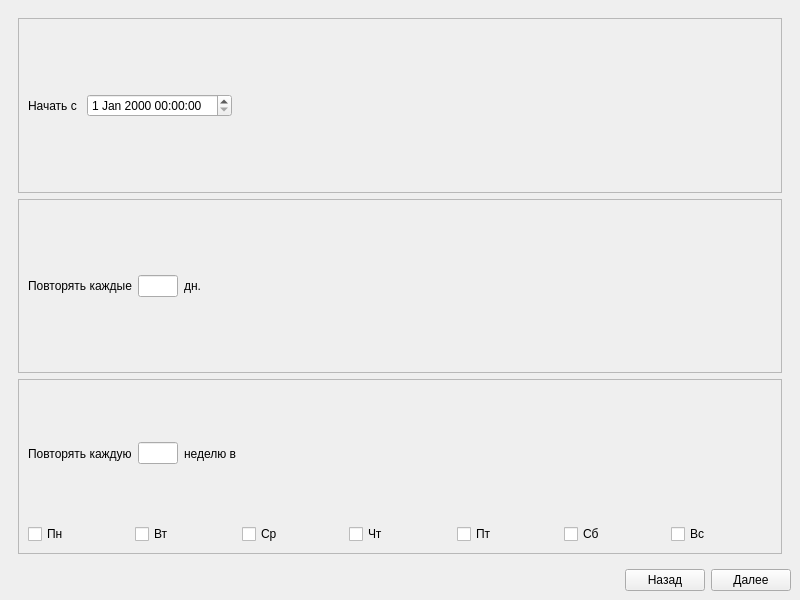
Before: the Qt Designer form Scheduler/mainwindow.ui in Tivlas/task-scheduler, drawn with Qt 5.
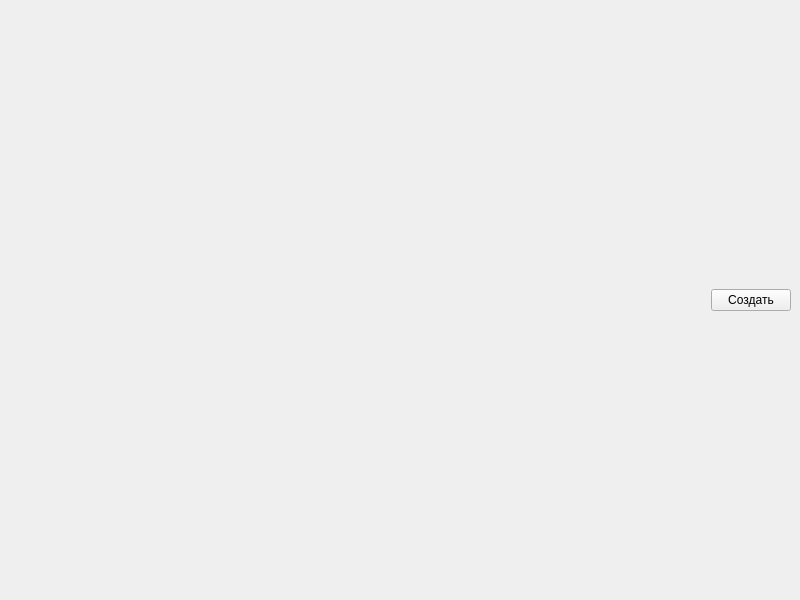
After: the same form once the commit is applied. The open tabs and pages were chosen to show the change.

Diff of the .ui file:
```diff
--- a/Scheduler/mainwindow.ui
+++ b/Scheduler/mainwindow.ui
@@ -16,436 +16,6 @@
   <widget class="QWidget" name="centralwidget">
    <layout class="QGridLayout" name="gridLayout_9">
     <item row="0" column="0">
-     <widget class="QStackedWidget" name="pages">
-      <widget class="QWidget" name="taskNamePage">
-       <layout class="QGridLayout" name="gridLayout_2">
-        <item row="0" column="0">
-         <layout class="QVBoxLayout" name="verticalLayout">
-          <item>
-           <layout class="QHBoxLayout" name="horizontalLayout">
-            <item>
-             <widget class="QLabel" name="label">
-              <property name="text">
-               <string>Имя:</string>
-              </property>
-             </widget>
-            </item>
-            <item>
-             <widget class="QLineEdit" name="nameLineEdit">
-              <property name="maxLength">
-               <number>30</number>
-              </property>
-              <property name="placeholderText">
-               <string>Введите имя задачи</string>
-              </property>
-             </widget>
-            </item>
-           </layout>
-          </item>
-          <item>
-           <layout class="QHBoxLayout" name="horizontalLayout_4">
-            <item>
-             <widget class="QLabel" name="label_4">
-              <property name="text">
-               <string>Описание</string>
-              </property>
-             </widget>
-            </item>
-            <item>
-             <widget class="QTextEdit" name="taskDescriptionTextEdit">
-              <property name="placeholderText">
-               <string>Описание</string>
-              </property>
-             </widget>
-            </item>
-           </layout>
-          </item>
-         </layout>
-        </item>
-       </layout>
-      </widget>
-      <widget class="QWidget" name="triggerPage">
-       <layout class="QGridLayout" name="gridLayout_4">
-        <item row="0" column="0">
-         <widget class="QGroupBox" name="groupBox">
-          <property name="title">
-           <string>Выберите частоту выполнения задачи</string>
-          </property>
-          <layout class="QGridLayout" name="gridLayout_3">
-           <item row="2" column="0">
-            <widget class="QRadioButton" name="weeklyRadioButton">
-             <property name="text">
-              <string>Еженедельно</string>
-             </property>
-            </widget>
-           </item>
-           <item row="0" column="0">
-            <widget class="QRadioButton" name="onceRadioButton">
-             <property name="text">
-              <string>Единожды</string>
-             </property>
-            </widget>
-           </item>
-           <item row="1" column="0">
-            <widget class="QRadioButton" name="dailyRadioButton">
-             <property name="text">
-              <string>Ежедневно</string>
-             </property>
-            </widget>
-           </item>
-          </layout>
-         </widget>
-        </item>
-       </layout>
-      </widget>
-      <widget class="QWidget" name="configTaskPage">
-       <layout class="QGridLayout" name="gridLayout_5">
-        <item row="2" column="0">
-         <widget class="QFrame" name="weeklyFrame">
-          <property name="frameShape">
-           <enum>QFrame::StyledPanel</enum>
-          </property>
-          <property name="frameShadow">
-           <enum>QFrame::Raised</enum>
-          </property>
-          <layout class="QGridLayout" name="gridLayout_11">
-           <item row="0" column="0">
-            <layout class="QVBoxLayout" name="weeklyLayout">
-             <item>
-              <layout class="QHBoxLayout" name="horizontalLayout_7">
-               <item>
-                <widget class="QLabel" name="label_8">
-                 <property name="text">
-                  <string>Повторять каждую</string>
-                 </property>
-                </widget>
-               </item>
-               <item>
-                <widget class="QLineEdit" name="everyNthWeekLineEdit">
-                 <property name="maximumSize">
-                  <size>
-                   <width>40</width>
-                   <height>16777215</height>
-                  </size>
-                 </property>
-                 <property name="inputMask">
-                  <string>00</string>
-                 </property>
-                 <property name="maxLength">
-                  <number>2</number>
-                 </property>
-                </widget>
-               </item>
-               <item>
-                <widget class="QLabel" name="label_9">
-                 <property name="text">
-                  <string>неделю в</string>
-                 </property>
-                </widget>
-               </item>
-               <item>
-                <spacer name="horizontalSpacer_2">
-                 <property name="orientation">
-                  <enum>Qt::Horizontal</enum>
-                 </property>
-                 <property name="sizeHint" stdset="0">
-                  <size>
-                   <width>50</width>
-                   <height>20</height>
-                  </size>
-                 </property>
-                </spacer>
-               </item>
-              </layout>
-             </item>
-             <item>
-              <layout class="QHBoxLayout" name="horizontalLayout_8">
-               <item>
-                <widget class="QCheckBox" name="monCheckBox">
-                 <property name="text">
-                  <string>Пн</string>
-                 </property>
-                </widget>
-               </item>
-               <item>
-                <widget class="QCheckBox" name="tueCheckBox">
-                 <property name="text">
-                  <string>Вт</string>
-                 </property>
-                </widget>
-               </item>
-               <item>
-                <widget class="QCheckBox" name="wedCheckBox">
-                 <property name="text">
-                  <string>Ср</string>
-                 </property>
-                </widget>
-               </item>
-               <item>
-                <widget class="QCheckBox" name="thuCheckBox">
-                 <property name="text">
-                  <string>Чт</string>
-                 </property>
-                </widget>
-               </item>
-               <item>
-                <widget class="QCheckBox" name="friCheckBox">
-                 <property name="text">
-                  <string>Пт</string>
-                 </property>
-                </widget>
-               </item>
-               <item>
-                <widget class="QCheckBox" name="satCheckBox">
-                 <property name="text">
-                  <string>Сб</string>
-                 </property>
-                </widget>
-               </item>
-               <item>
-                <widget class="QCheckBox" name="sunCheckBox">
-                 <property name="text">
-                  <string>Вс</string>
-                 </property>
-                </widget>
-               </item>
-              </layout>
-             </item>
-            </layout>
-           </item>
-          </layout>
-         </widget>
-        </item>
-        <item row="0" column="0">
-         <widget class="QFrame" name="startDateFrame">
-          <property name="frameShape">
-           <enum>QFrame::StyledPanel</enum>
-          </property>
-          <property name="frameShadow">
-           <enum>QFrame::Raised</enum>
-          </property>
-          <layout class="QGridLayout" name="gridLayout_12">
-           <item row="0" column="0">
-            <layout class="QHBoxLayout" name="startTimeLayoyt">
-             <item>
-              <widget class="QLabel" name="label_5">
-               <property name="text">
-                <string>Начать с </string>
-               </property>
-              </widget>
-             </item>
-             <item>
-              <widget class="QDateTimeEdit" name="startTimeEdit"/>
-             </item>
-             <item>
-              <spacer name="horizontalSpacer">
-               <property name="orientation">
-                <enum>Qt::Horizontal</enum>
-               </property>
-               <property name="sizeHint" stdset="0">
-                <size>
-                 <width>40</width>
-                 <height>20</height>
-                </size>
-               </property>
-              </spacer>
-             </item>
-            </layout>
-           </item>
-          </layout>
-         </widget>
-        </item>
-        <item row="1" column="0">
-         <widget class="QFrame" name="dailyFrame">
-          <property name="frameShape">
-           <enum>QFrame::StyledPanel</enum>
-          </property>
-          <property name="frameShadow">
-           <enum>QFrame::Raised</enum>
-          </property>
-          <layout class="QGridLayout" name="gridLayout_10">
-           <item row="0" column="0">
-            <layout class="QHBoxLayout" name="dailyLayout">
-             <item>
-              <widget class="QLabel" name="label_6">
-               <property name="text">
-                <string>Повторять каждые</string>
-               </property>
-              </widget>
-             </item>
-             <item>
-              <widget class="QLineEdit" name="everyNthDayLineEdit">
-               <property name="maximumSize">
-                <size>
-                 <width>40</width>
-                 <height>16777215</height>
-                </size>
-               </property>
-               <property name="baseSize">
-                <size>
-                 <width>0</width>
-                 <height>0</height>
-                </size>
-               </property>
-               <property name="inputMask">
-                <string>000</string>
-               </property>
-               <property name="maxLength">
-                <number>3</number>
-               </property>
-              </widget>
-             </item>
-             <item>
-              <widget class="QLabel" name="label_7">
-               <property name="text">
-                <string>дн.</string>
-               </property>
-              </widget>
-             </item>
-             <item>
-              <spacer name="horizontalSpacer_3">
-               <property name="orientation">
-                <enum>Qt::Horizontal</enum>
-               </property>
-               <property name="sizeHint" stdset="0">
-                <size>
-                 <width>40</width>
-                 <height>20</height>
-                </size>
-               </property>
-              </spacer>
-             </item>
-            </layout>
-           </item>
-          </layout>
-         </widget>
-        </item>
-       </layout>
-      </widget>
-      <widget class="QWidget" name="actionPage">
-       <layout class="QGridLayout" name="gridLayout_6">
-        <item row="0" column="0">
-         <widget class="QLabel" name="label_10">
-          <property name="text">
-           <string>Программа или сценарий</string>
-          </property>
-         </widget>
-        </item>
-        <item row="1" column="0">
-         <layout class="QHBoxLayout" name="horizontalLayout_5">
-          <item>
-           <widget class="QLineEdit" name="pathToActionLineEdit">
-            <property name="maxLength">
-             <number>256</number>
-            </property>
-            <property name="placeholderText">
-             <string>Путь в исполняемому файлу</string>
-            </property>
-           </widget>
-          </item>
-          <item>
-           <widget class="QPushButton" name="chooseFileButton">
-            <property name="text">
-             <string>Обзор...</string>
-            </property>
-           </widget>
-          </item>
-         </layout>
-        </item>
-        <item row="2" column="0">
-         <spacer name="verticalSpacer">
-          <property name="orientation">
-           <enum>Qt::Vertical</enum>
-          </property>
-          <property name="sizeHint" stdset="0">
-           <size>
-            <width>20</width>
-            <height>40</height>
-           </size>
-          </property>
-         </spacer>
-        </item>
-       </layout>
-      </widget>
-      <widget class="QWidget" name="finalPage">
-       <layout class="QVBoxLayout" name="verticalLayout_2">
-        <item>
-         <layout class="QHBoxLayout" name="horizontalLayout_11">
-          <item>
-           <widget class="QLabel" name="label_11">
-            <property name="text">
-             <string>Имя</string>
-            </property>
-           </widget>
-          </item>
-          <item>
-           <widget class="QLineEdit" name="finalNameLineEdit">
-            <property name="readOnly">
-             <bool>true</bool>
-            </property>
-           </widget>
-          </item>
-         </layout>
-        </item>
-        <item>
-         <layout class="QHBoxLayout" name="horizontalLayout_10">
-          <item>
-           <widget class="QLabel" name="label_12">
-            <property name="text">
-             <string>Описание</string>
-            </property>
-           </widget>
-          </item>
-          <item>
-           <widget class="QTextEdit" name="finalDescriptionLineEdit">
-            <property name="readOnly">
-             <bool>true</bool>
-            </property>
-           </widget>
-          </item>
-         </layout>
-        </item>
-        <item>
-         <layout class="QHBoxLayout" name="horizontalLayout_9">
-          <item>
-           <widget class="QLabel" name="label_13">
-            <property name="text">
-             <string>Триггер</string>
-            </property>
-           </widget>
-          </item>
-          <item>
-           <widget class="QLineEdit" name="finalTrigger">
-            <property name="readOnly">
-             <bool>true</bool>
-            </property>
-           </widget>
-          </item>
-         </layout>
-        </item>
-        <item>
-         <layout class="QHBoxLayout" name="horizontalLayout_6">
-          <item>
-           <widget class="QLabel" name="label_14">
-            <property name="text">
-             <string>Действие</string>
-            </property>
-           </widget>
-          </item>
-          <item>
-           <widget class="QLineEdit" name="finalActionLineEdit">
-            <property name="readOnly">
-             <bool>true</bool>
-            </property>
-           </widget>
-          </item>
-         </layout>
-        </item>
-       </layout>
-      </widget>
-     </widget>
-    </item>
-    <item row="1" column="0">
      <layout class="QHBoxLayout" name="horizontalLayout_2">
       <item>
        <spacer name="horizontalSpacer_4">
@@ -463,14 +33,7 @@
       <item>
        <widget class="QPushButton" name="prevButton">
         <property name="text">
-         <string>Назад</string>
-        </property>
-       </widget>
-      </item>
-      <item>
-       <widget class="QPushButton" name="nextButton">
-        <property name="text">
-         <string>Далее</string>
+         <string>Создать</string>
         </property>
        </widget>
       </item>
```
Left out of the diff: 2 changed lines with no effect on the pictures.
